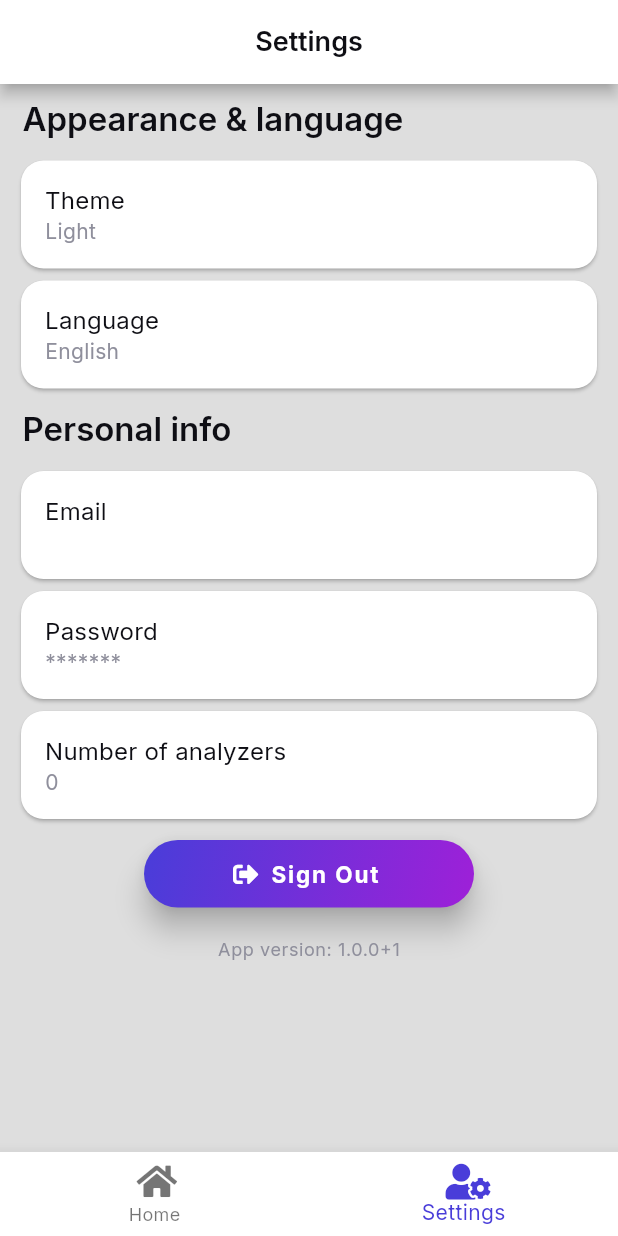
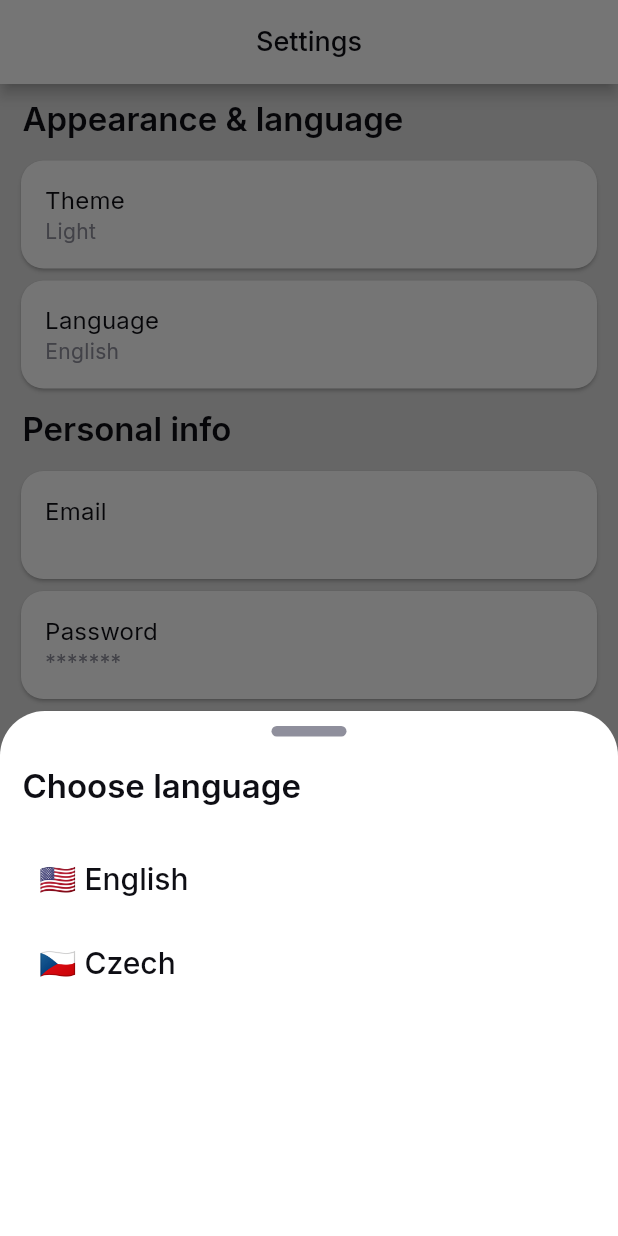
Before and after one commit to ziperjohn/analyzer, a Flutter app: the screen it shows once a user with an empty profile is signed in, item 2 of the bottom bar chosen, after a tap on "Language", on a phone screen of 412 x 824 dp. Run offline on Flutter 3.47's test engine with Material 2 defaults, Android fonts, the phone set to English and light mode, and no system bars; our stand-ins replace another_flushbar, cloud_firestore, firebase_auth, firebase_core, fl_chart, flutter_spinkit and 5 more; accounts and stored records are empty; network calls fail.

Commit message:
Added language bottom sheet and removed all warnings

```diff
--- a/lib/analyzer/analyzer_ports.dart
+++ b/lib/analyzer/analyzer_ports.dart
@@ -6,7 +6,7 @@ class AnalyzerPorts extends StatelessWidget {
 
   @override
   Widget build(BuildContext context) {
-    return Container(
+    return SizedBox(
       height: 150,
       child: Card(
         child: Column(
--- a/lib/analyzer/edit_tab.dart
+++ b/lib/analyzer/edit_tab.dart
@@ -13,7 +13,6 @@ class EditTab extends StatelessWidget {
   Widget build(BuildContext context) {
     final TextEditingController _nameController = TextEditingController(text: analyzer.name);
     final TextEditingController _placeController = TextEditingController(text: analyzer.place);
-    final TextTheme _textTheme = Theme.of(context).textTheme;
 
     return SingleChildScrollView(
       child: Padding(
@@ -21,9 +20,7 @@ class EditTab extends StatelessWidget {
         child: Column(
           crossAxisAlignment: CrossAxisAlignment.start,
           children: [
-            TitleList(title: "Name"),
-            // Text("Name", style: _textTheme.headline3),
-            // const SizedBox(height: 5),
+            const TitleList(title: "Name"),
             CustomTextField(
               controller: _nameController,
               hintText: "Name",
@@ -31,10 +28,7 @@ class EditTab extends StatelessWidget {
               isEmail: false,
               autoFocus: false,
             ),
-            TitleList(title: "Place"),
-            // const SizedBox(height: 10),
-            // Text("Place", style: _textTheme.headline3),
-            // const SizedBox(height: 5),
+            const TitleList(title: "Place"),
             CustomTextField(
               controller: _placeController,
               hintText: "Place",
--- a/lib/services/auth_service.dart
+++ b/lib/services/auth_service.dart
@@ -1,7 +1,5 @@
 import 'package:analyzer_app/widgets/flushbar.dart';
-
 import 'package:firebase_auth/firebase_auth.dart';
-import 'package:firebase_core/firebase_core.dart';
 import 'package:flutter/material.dart';
 
 class AuthService {
--- /dev/null
+++ b/lib/settings/language_bottom_sheet.dart
@@ -0,0 +1,44 @@
+import 'package:analyzer_app/widgets/drag_indicator.dart';
+import 'package:analyzer_app/widgets/title_list.dart';
+import 'package:flutter/material.dart';
+
+class LanguageBottomSheet extends StatelessWidget {
+  const LanguageBottomSheet({Key? key}) : super(key: key);
+
+  @override
+  Widget build(BuildContext context) {
+    final TextTheme _textTheme = Theme.of(context).textTheme;
+    return Container(
+      height: 350,
+      decoration: const BoxDecoration(
+        borderRadius: BorderRadius.all(
+          Radius.circular(30),
+        ),
+      ),
+      child: Padding(
+        padding: const EdgeInsets.all(10),
+        child: Column(
+          crossAxisAlignment: CrossAxisAlignment.start,
+          children: [
+            const Center(
+              child: DragIndicator(),
+            ),
+            const SizedBox(height: 10),
+            const TitleList(title: "Choose language"),
+            const SizedBox(height: 10),
+            Column(
+              children: [
+                ListTile(
+                  title: Text("🇺🇸 English", style: _textTheme.headline5),
+                ),
+                ListTile(
+                  title: Text("🇨🇿 Czech", style: _textTheme.headline5),
+                )
+              ],
+            )
+          ],
+        ),
+      ),
+    );
+  }
+}
--- a/lib/settings/settings_screen.dart
+++ b/lib/settings/settings_screen.dart
@@ -1,6 +1,7 @@
 import 'package:analyzer_app/models/analyzer_model.dart';
 import 'package:analyzer_app/services/auth_service.dart';
 import 'package:analyzer_app/services/package_info_service.dart';
+import 'package:analyzer_app/settings/language_bottom_sheet.dart';
 import 'package:analyzer_app/settings/settings_card.dart';
 import 'package:analyzer_app/settings/theme_bottom_sheet.dart';
 import 'package:analyzer_app/theme/theme_provider.dart';
@@ -39,13 +40,13 @@ class SettingsScreen extends StatelessWidget {
                     SettingsCard(
                       title: "Theme",
                       subtitle: _themeProvider.getThemeToString(),
-                      onPressed: () => showModalBottomSheet(
-                          shape: RoundedRectangleBorder(
-                              borderRadius: BorderRadius.vertical(top: Radius.circular(30))),
-                          context: context,
-                          builder: (context) => showSheet()),
+                      onPressed: () => showThemeBottomSheet(context),
                     ),
-                    SettingsCard(title: "Language", subtitle: "English", onPressed: () {}),
+                    SettingsCard(
+                      title: "Language",
+                      subtitle: "English",
+                      onPressed: () => showLanguageBottomSheet(context),
+                    ),
                     const TitleList(title: "Personal info"),
                     SettingsCard(title: "Email", subtitle: _user.email!, onPressed: () {}),
                     SettingsCard(title: "Password", subtitle: "*******", onPressed: () {}),
@@ -78,7 +79,9 @@ class SettingsScreen extends StatelessWidget {
     );
   }
 
-  Widget showSheet() {
-    return ThemeBottomSheet();
-  }
+  showThemeBottomSheet(BuildContext context) =>
+      showModalBottomSheet(context: context, builder: (context) => const ThemeBottomSheet());
+
+  showLanguageBottomSheet(BuildContext context) =>
+      showModalBottomSheet(context: context, builder: (context) => const LanguageBottomSheet());
 }
--- a/lib/settings/theme_bottom_sheet.dart
+++ b/lib/settings/theme_bottom_sheet.dart
@@ -1,9 +1,8 @@
-import 'package:analyzer_app/theme/colors.dart';
+import 'package:analyzer_app/theme/theme_provider.dart';
+import 'package:analyzer_app/widgets/drag_indicator.dart';
 import 'package:analyzer_app/widgets/title_list.dart';
 import 'package:flutter/material.dart';
 import 'package:provider/provider.dart';
-
-import '../theme/theme_provider.dart';
 
 class ThemeBottomSheet extends StatelessWidget {
   const ThemeBottomSheet({Key? key}) : super(key: key);
@@ -11,7 +10,7 @@ class ThemeBottomSheet extends StatelessWidget {
   @override
   Widget build(BuildContext context) {
     return Container(
-      height: 370,
+      height: 350,
       decoration: const BoxDecoration(
         borderRadius: BorderRadius.all(
           Radius.circular(30),
@@ -45,24 +44,6 @@ class ThemeBottomSheet extends StatelessWidget {
   }
 }
 
-class DragIndicator extends StatelessWidget {
-  const DragIndicator({Key? key}) : super(key: key);
-
-  @override
-  Widget build(BuildContext context) {
-    return Container(
-      decoration: const BoxDecoration(
-        color: darkGrayColor,
-        borderRadius: BorderRadius.all(
-          Radius.circular(20),
-        ),
-      ),
-      height: 7,
-      width: 50,
-    );
-  }
-}
-
 class ThemeImage extends StatelessWidget {
   final String text;
   final String image;
@@ -85,7 +66,10 @@ class ThemeImage extends StatelessWidget {
             height: 157.5,
           ),
           const SizedBox(height: 5),
-          Text(text),
+          Text(
+            text,
+            style: Theme.of(context).textTheme.headline6,
+          ),
           const SizedBox(height: 5),
           Radio<ThemeMode>(
             value: value,
--- a/lib/theme/theme.dart
+++ b/lib/theme/theme.dart
@@ -8,10 +8,10 @@ ThemeData lightTheme = ThemeData(
   colorScheme: const ColorScheme(
     brightness: Brightness.light,
     primary: primaryColor,
-    primaryVariant: primaryColor,
+    primaryContainer: primaryColor,
     onPrimary: blackColor,
     secondary: secondaryColor,
-    secondaryVariant: secondaryColor,
+    secondaryContainer: secondaryColor,
     onSecondary: blackColor,
     surface: darkSurfaceColor,
     onSurface: blackColor,
@@ -43,13 +43,13 @@ ThemeData lightTheme = ThemeData(
     ),
     headline5: TextStyle(
       fontSize: 20,
-      fontWeight: FontWeight.w600,
-      color: Colors.orange,
+      fontWeight: FontWeight.w500,
+      color: blackColor,
     ),
     headline6: TextStyle(
       fontSize: 18,
-      fontWeight: FontWeight.w600,
-      color: Colors.brown,
+      fontWeight: FontWeight.w500,
+      color: blackColor,
     ),
     subtitle1: TextStyle(
       fontSize: 16,
@@ -101,7 +101,9 @@ ThemeData lightTheme = ThemeData(
     color: lightSurfaceColor,
     shape: RoundedRectangleBorder(borderRadius: BorderRadius.circular(15)),
   ),
-  bottomSheetTheme: const BottomSheetThemeData(backgroundColor: lightSurfaceColor),
+  bottomSheetTheme: const BottomSheetThemeData(
+      backgroundColor: lightSurfaceColor,
+      shape: RoundedRectangleBorder(borderRadius: BorderRadius.vertical(top: Radius.circular(30)))),
   dialogTheme: const DialogTheme(backgroundColor: lightSurfaceColor),
   tabBarTheme: const TabBarTheme(labelColor: blackColor),
   radioTheme: RadioThemeData(fillColor: MaterialStateProperty.all(primaryColor)),
@@ -113,10 +115,10 @@ ThemeData darkTheme = ThemeData(
   colorScheme: const ColorScheme(
     brightness: Brightness.dark,
     primary: primaryColor,
-    primaryVariant: primaryColor,
+    primaryContainer: primaryColor,
     onPrimary: whiteColor,
     secondary: secondaryColor,
-    secondaryVariant: secondaryColor,
+    secondaryContainer: secondaryColor,
     onSecondary: whiteColor,
     surface: darkSurfaceColor,
     onSurface: whiteColor,
@@ -148,13 +150,13 @@ ThemeData darkTheme = ThemeData(
     ),
     headline5: TextStyle(
       fontSize: 20,
-      fontWeight: FontWeight.w600,
-      color: Colors.orange,
+      fontWeight: FontWeight.w500,
+      color: whiteColor,
     ),
     headline6: TextStyle(
       fontSize: 18,
-      fontWeight: FontWeight.w600,
-      color: Colors.brown,
+      fontWeight: FontWeight.w500,
+      color: whiteColor,
     ),
     subtitle1: TextStyle(
       fontSize: 16,
@@ -206,7 +208,9 @@ ThemeData darkTheme = ThemeData(
     color: darkSurfaceColor,
     shape: RoundedRectangleBorder(borderRadius: BorderRadius.circular(15)),
   ),
-  bottomSheetTheme: const BottomSheetThemeData(backgroundColor: darkSurfaceColor),
+  bottomSheetTheme: const BottomSheetThemeData(
+      backgroundColor: darkSurfaceColor,
+      shape: RoundedRectangleBorder(borderRadius: BorderRadius.vertical(top: Radius.circular(30)))),
   dialogTheme: const DialogTheme(backgroundColor: darkSurfaceColor),
   tabBarTheme: const TabBarTheme(labelColor: whiteColor),
   radioTheme: RadioThemeData(fillColor: MaterialStateProperty.all(primaryColor)),
--- /dev/null
+++ b/lib/widgets/drag_indicator.dart
@@ -0,0 +1,21 @@
+import 'package:flutter/material.dart';
+
+import '../theme/colors.dart';
+
+class DragIndicator extends StatelessWidget {
+  const DragIndicator({Key? key}) : super(key: key);
+
+  @override
+  Widget build(BuildContext context) {
+    return Container(
+      decoration: const BoxDecoration(
+        color: lightGrayColor,
+        borderRadius: BorderRadius.all(
+          Radius.circular(20),
+        ),
+      ),
+      height: 7,
+      width: 50,
+    );
+  }
+}
--- a/lib/widgets/primary_button.dart
+++ b/lib/widgets/primary_button.dart
@@ -11,7 +11,6 @@ class PrimaryButton extends StatelessWidget {
   @override
   Widget build(BuildContext context) {
     const shape = StadiumBorder();
-    final TextTheme _textTheme = Theme.of(context).textTheme;
 
     if (icon == null) {
       return Material(
```
